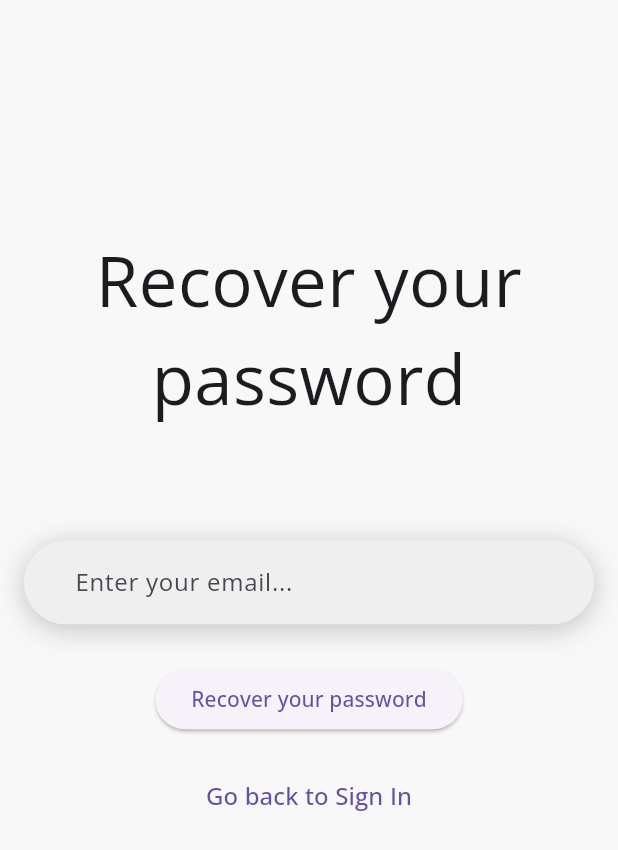
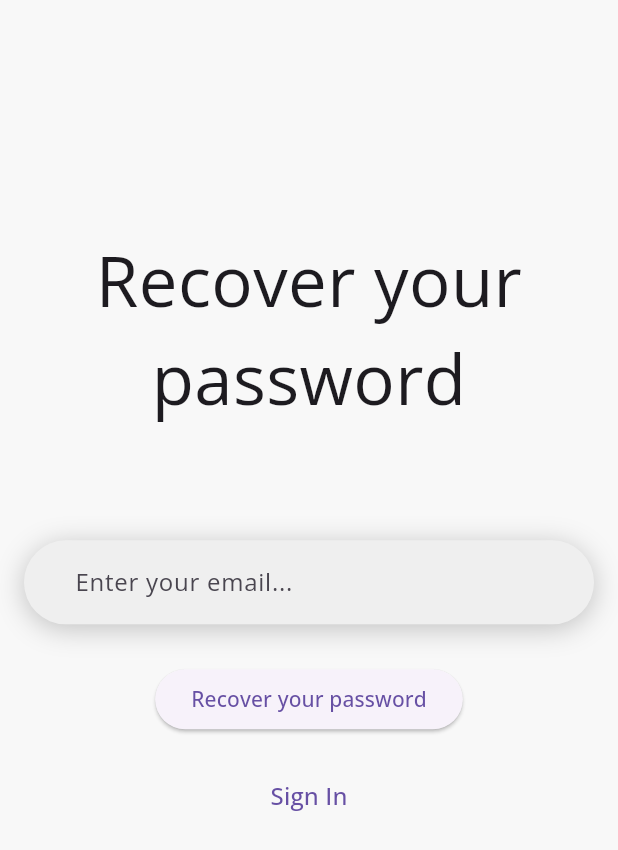
Before and after one commit to AndreiTheDev/rivepod-weather-app, a Flutter app: the RecoverPasswordView screen opened by its route, on a phone screen of 412 x 824 dp. Shown: the top 850 px of the screen. Run offline on Flutter 3.47's test engine with Material 3 defaults, Android fonts, the phone set to English and light mode, and no system bars; our stand-ins replace cloud_firestore, cloud_functions, dio, firebase_auth, firebase_core, firebase_messaging and 9 more; accounts and stored records are empty; generated files the repository leaves out were written again; project files that could hold a hidden picture were left out.

Commit message:
fix: update sign button text

```diff
--- a/lib/src/features/authentication/presentation/recover_password_view.dart
+++ b/lib/src/features/authentication/presentation/recover_password_view.dart
@@ -110,7 +110,7 @@ class RecoverPasswordViewState extends ConsumerState<RecoverPasswordView> {
                 context.go('/signin');
               },
               child: Text(
-                'Go back to ${AppLocalizations.of(context)!.signIn}',
+                AppLocalizations.of(context)!.signIn,
                 style: const TextStyle(fontSize: 16),
               ),
             ),
```
